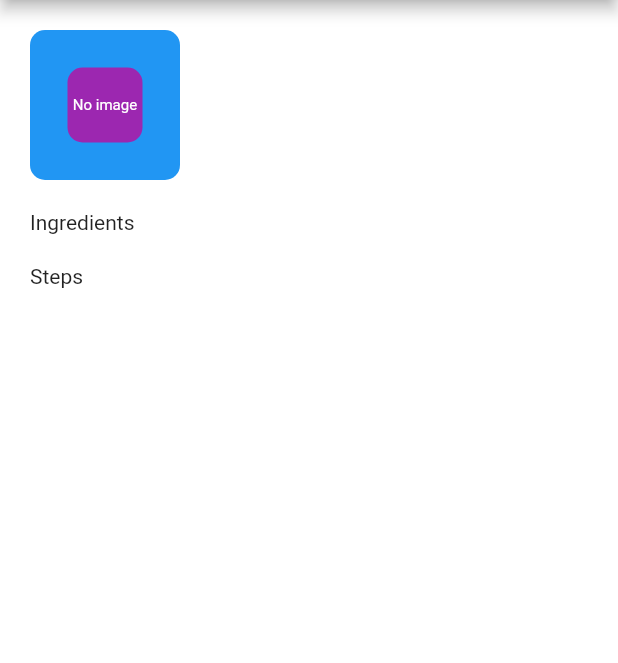
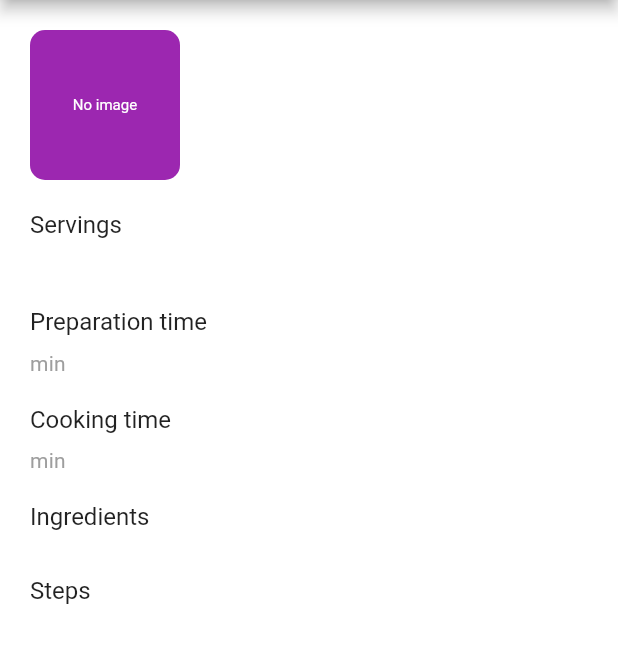
Before and after one commit to ashoksisara/recipe_app, a Flutter app: the RecipeInfo screen opened directly with empty values, on a phone screen of 412 x 824 dp, the part 84-747 px from its top. Run offline on Flutter 3.47's test engine with Material 2 defaults, Android fonts, the phone set to English and light mode, and no system bars; our stand-ins replace cloud_firestore, firebase_auth, firebase_core, firebase_storage, image_picker; accounts and stored records are empty.

```diff
--- a/lib/providers/authentication_provider.dart
+++ b/lib/providers/authentication_provider.dart
@@ -52,4 +52,8 @@ class AuthenticationProvider extends ChangeNotifier {
       }
     });
   }
+
+  Future<void> signOutUser() async {
+    await FirebaseService.signOutUser();
+  }
 }
--- a/lib/services/firebase_service/firebase_service.dart
+++ b/lib/services/firebase_service/firebase_service.dart
@@ -57,6 +57,10 @@ class FirebaseService {
     return null;
   }
 
+  static Future<void> signOutUser() async{
+    await FirebaseAuth.instance.signOut();
+  }
+
   static Future<String?> uploadImage(File file,String fileName) async {
     try{
       final storageRef = FirebaseStorage.instance.ref();
--- a/lib/views/recipe/steps/add_step.dart
+++ b/lib/views/recipe/steps/add_step.dart
@@ -59,7 +59,7 @@ class _AddStepState extends State<AddStep> {
                           Navigator.of(context).pop();
                         });
                   },
-                  child : AppImageSelection(file: stepImage,),),
+                  child : Center(child: AppImageSelection(file: stepImage,)),),
                 const SizedBox(
                   height: 20,
                 ),
--- a/lib/views/recipe_list/recipe_info.dart
+++ b/lib/views/recipe_list/recipe_info.dart
@@ -32,7 +32,7 @@ class RecipeInfo extends StatelessWidget {
                     alignment: Alignment.center,
                     decoration: BoxDecoration(
                         borderRadius: BorderRadius.circular(10),
-                        color: Colors.blue),
+                        color: Colors.purple),
                     child: recipe.recipePhotoUrl.isNotEmpty
                         ? SizedBox(
                             height: 100,
@@ -57,8 +57,8 @@ class RecipeInfo extends StatelessWidget {
                     child: Column(
                       crossAxisAlignment: CrossAxisAlignment.start,
                       children: [
-                        Text(recipe.recipeName),
-                        Text(recipe.recipeDescription),
+                        Text(recipe.recipeName,style: Theme.of(context).textTheme.titleMedium),
+                        Text(recipe.recipeDescription,style: Theme.of(context).textTheme.titleSmall),
                       ],
                     ),
                   )
@@ -67,9 +67,37 @@ class RecipeInfo extends StatelessWidget {
               const SizedBox(
                 height: 20,
               ),
-              const Text('Ingredients'),
-              ListView.builder(
+              Text('Servings',style: Theme.of(context).textTheme.titleMedium),
+              const SizedBox(
+                height: 10,
+              ),
+              Text(recipe.servings,style: Theme.of(context).textTheme.titleSmall),
+              const SizedBox(
+                height: 20,
+              ),
+              Text('Preparation time',style: Theme.of(context).textTheme.titleMedium),
+              const SizedBox(
+                height: 10,
+              ),
+              Text('${recipe.preparationTime}min',style: Theme.of(context).textTheme.titleSmall),
+              const SizedBox(
+                height: 20,
+              ),
+              Text('Cooking time',style: Theme.of(context).textTheme.titleMedium),
+              const SizedBox(
+                height: 10,
+              ),
+              Text('${recipe.cookingTime}min',style: Theme.of(context).textTheme.titleSmall),
+              const SizedBox(
+                height: 20,
+              ),
+              Text('Ingredients',style: Theme.of(context).textTheme.titleMedium),
+              const SizedBox(
+                height: 10,
+              ),
+              ListView.separated(
                 shrinkWrap: true,
+                physics: const NeverScrollableScrollPhysics(),
                 itemCount: recipe.ingredientList.length,
                 itemBuilder: (context, index) {
                   final ingredient = recipe.ingredientList[index];
@@ -77,15 +105,21 @@ class RecipeInfo extends StatelessWidget {
                     title: Text(ingredient.name),
                     subtitle: Text(ingredient.amount),
                   );
-                },
+                }, separatorBuilder: (BuildContext context, int index) {
+                  return const SizedBox(height: 20,);
+              },
               ),
               const SizedBox(
                 height: 20,
               ),
-              const Text('Steps'),
-              ListView.builder(
+              Text('Steps',style: Theme.of(context).textTheme.titleMedium),
+              const SizedBox(
+                height: 10,
+              ),
+              ListView.separated(
                 shrinkWrap: true,
                 itemCount: recipe.stepList.length,
+                physics: const NeverScrollableScrollPhysics(),
                 itemBuilder: (context, index) {
                   final step = recipe.stepList[index];
                   return ListTile(
@@ -108,7 +142,9 @@ class RecipeInfo extends StatelessWidget {
                     title: Text(step.name),
                     subtitle: Text(step.instruction),
                   );
-                },
+                }, separatorBuilder: (BuildContext context, int index) {
+                  return const SizedBox(height: 20,);
+              },
               ),
             ],
           ),
```
Also changed, not shown: lib/common/app/app_alert_dialog.dart (added, +40 -0 lines), lib/home_screen.dart (+6 -2 lines), lib/providers/recipe_provider.dart (+31 -0 lines), lib/splash_screen.dart (+19 -5 lines), lib/views/account/account_Screen.dart (added, +41 -0 lines), lib/views/recipe/ingredient/ingredient.dart (+40 -19 lines), lib/views/recipe/steps/steps.dart (+32 -17 lines), lib/views/recipe_list/recipe_list_screen.dart (renamed from lib/views/recipe_list/recipe_list.dart, +7 -9 lines).
